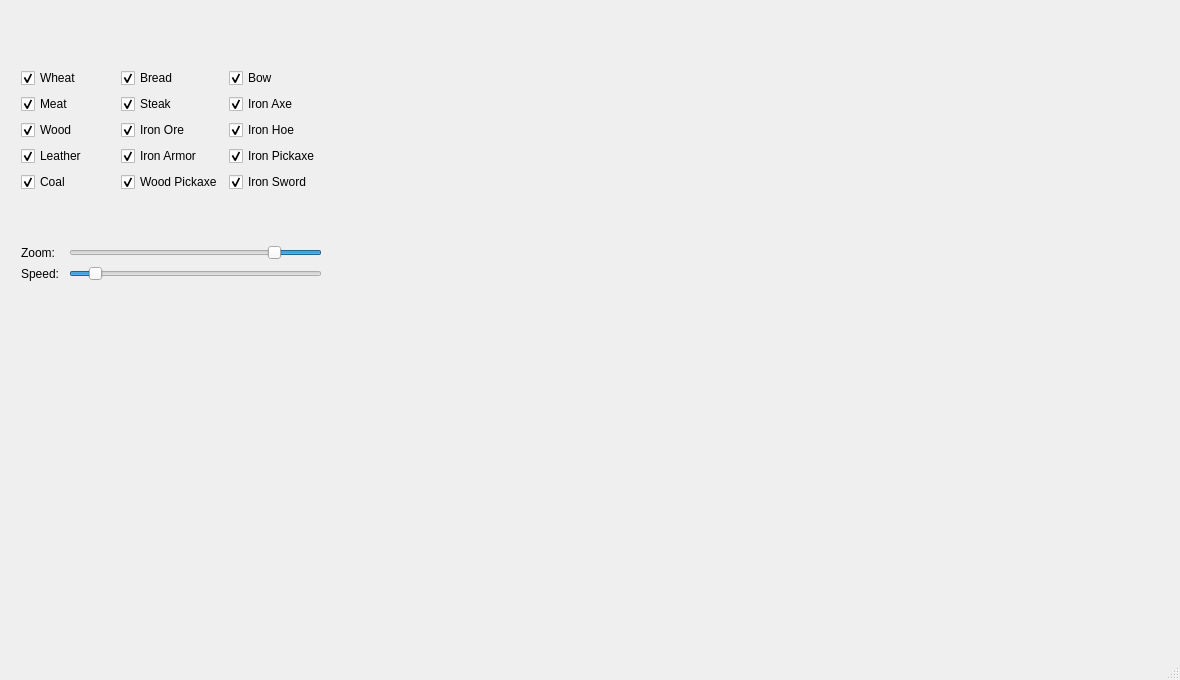
Above: EconomicEngineDebugGUI/EconomicEngineDebugGUI.ui from ZeCroque/EconomicEngine before the change. Below: the same form after it.
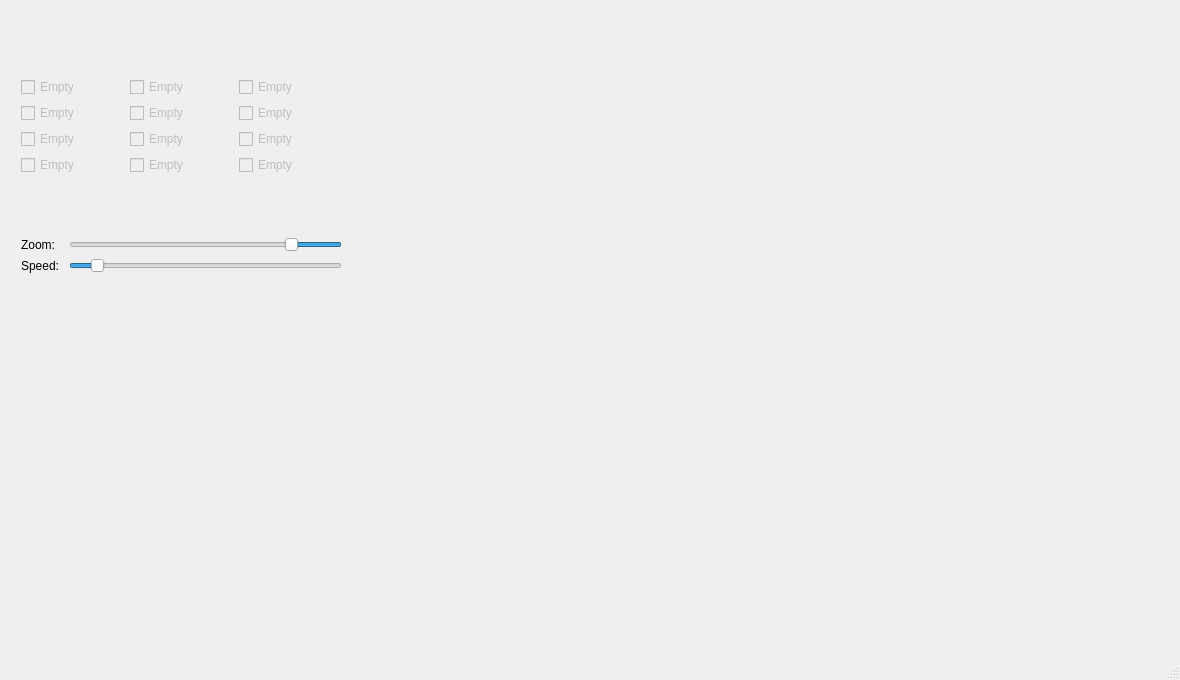
That is the form after the change. Custom widgets are drawn as their Qt base class.

The edit to the form file:
```diff
--- a/EconomicEngineDebugGUI/EconomicEngineDebugGUI.ui
+++ b/EconomicEngineDebugGUI/EconomicEngineDebugGUI.ui
@@ -37,7 +37,7 @@
      <rect>
       <x>10</x>
       <y>10</y>
-      <width>1159</width>
+      <width>1179</width>
       <height>341</height>
      </rect>
     </property>
@@ -45,216 +45,270 @@
      <item>
       <layout class="QVBoxLayout" name="layGraphParam">
        <item>
-        <layout class="QHBoxLayout" name="layGraphChBx">
-         <item>
-          <layout class="QVBoxLayout" name="LayOne">
-           <item>
-            <widget class="GraphManager" name="chBxGraphWheat">
+        <layout class="QGridLayout" name="layChBx">
+         <item row="0" column="0">
+          <widget class="GraphManager" name="chBxGraph">
+           <property name="enabled">
+            <bool>false</bool>
+           </property>
              <property name="cursor">
               <cursorShape>PointingHandCursor</cursorShape>
              </property>
              <property name="text">
-              <string>Wheat</string>
-             </property>
+            <string>Empty</string>
+           </property>
+           <property name="checkable">
+            <bool>false</bool>
+           </property>
              <property name="checked">
-              <bool>true</bool>
+            <bool>false</bool>
              </property>
              <property name="graphIndex" stdset="0">
               <number>0</number>
              </property>
             </widget>
            </item>
-           <item>
-            <widget class="GraphManager" name="chBxGraphMeat">
-             <property name="cursor">
-              <cursorShape>PointingHandCursor</cursorShape>
-             </property>
-             <property name="text">
-              <string>Meat</string>
-             </property>
-             <property name="checked">
-              <bool>true</bool>
-             </property>
-            </widget>
-           </item>
-           <item>
-            <widget class="GraphManager" name="chBxGraphWood">
+         <item row="0" column="1">
+          <widget class="GraphManager" name="chBxGraph_2">
+           <property name="enabled">
+            <bool>false</bool>
+           </property>
              <property name="cursor">
               <cursorShape>PointingHandCursor</cursorShape>
              </property>
              <property name="text">
-              <string>Wood</string>
-             </property>
-             <property name="checked">
-              <bool>true</bool>
-             </property>
-            </widget>
-           </item>
-           <item>
-            <widget class="GraphManager" name="chBxGraphLeather">
-             <property name="cursor">
-              <cursorShape>PointingHandCursor</cursorShape>
-             </property>
-             <property name="text">
-              <string>Leather</string>
-             </property>
+            <string>Empty</string>
+           </property>
+           <property name="checkable">
+            <bool>false</bool>
+           </property>
              <property name="checked">
-              <bool>true</bool>
-             </property>
-            </widget>
-           </item>
-           <item>
-            <widget class="GraphManager" name="chBxGraphCoal">
-             <property name="cursor">
-              <cursorShape>PointingHandCursor</cursorShape>
-             </property>
-             <property name="text">
-              <string>Coal</string>
-             </property>
-             <property name="checked">
-              <bool>true</bool>
-             </property>
-            </widget>
-           </item>
-          </layout>
-         </item>
-         <item>
-          <layout class="QVBoxLayout" name="LayTwo">
-           <item>
-            <widget class="GraphManager" name="chBxGraphBread">
+            <bool>false</bool>
+           </property>
+           <property name="graphIndex" stdset="0">
+            <number>0</number>
+           </property>
+          </widget>
+         </item>
+         <item row="0" column="2">
+          <widget class="GraphManager" name="chBxGraph_3">
+           <property name="enabled">
+            <bool>false</bool>
+           </property>
              <property name="cursor">
               <cursorShape>PointingHandCursor</cursorShape>
              </property>
              <property name="text">
-              <string>Bread</string>
-             </property>
+            <string>Empty</string>
+           </property>
+           <property name="checkable">
+            <bool>false</bool>
+           </property>
              <property name="checked">
-              <bool>true</bool>
-             </property>
-            </widget>
-           </item>
-           <item>
-            <widget class="GraphManager" name="chBxGraphSteak">
+            <bool>false</bool>
+           </property>
+           <property name="graphIndex" stdset="0">
+            <number>0</number>
+           </property>
+          </widget>
+         </item>
+         <item row="1" column="0">
+          <widget class="GraphManager" name="chBxGraph_4">
+           <property name="enabled">
+            <bool>false</bool>
+           </property>
              <property name="cursor">
               <cursorShape>PointingHandCursor</cursorShape>
              </property>
              <property name="text">
-              <string>Steak</string>
-             </property>
+            <string>Empty</string>
+           </property>
+           <property name="checkable">
+            <bool>false</bool>
+           </property>
              <property name="checked">
-              <bool>true</bool>
-             </property>
-            </widget>
-           </item>
-           <item>
-            <widget class="GraphManager" name="chBxGraphIronOre">
+            <bool>false</bool>
+           </property>
+           <property name="graphIndex" stdset="0">
+            <number>0</number>
+           </property>
+          </widget>
+         </item>
+         <item row="1" column="1">
+          <widget class="GraphManager" name="chBxGraph_5">
+           <property name="enabled">
+            <bool>false</bool>
+           </property>
              <property name="cursor">
               <cursorShape>PointingHandCursor</cursorShape>
              </property>
              <property name="text">
-              <string>Iron Ore</string>
-             </property>
+            <string>Empty</string>
+           </property>
+           <property name="checkable">
+            <bool>false</bool>
+           </property>
              <property name="checked">
-              <bool>true</bool>
-             </property>
-            </widget>
-           </item>
-           <item>
-            <widget class="GraphManager" name="chBxGraphIronArmor">
+            <bool>false</bool>
+           </property>
+           <property name="graphIndex" stdset="0">
+            <number>0</number>
+           </property>
+          </widget>
+         </item>
+         <item row="1" column="2">
+          <widget class="GraphManager" name="chBxGraph_6">
+           <property name="enabled">
+            <bool>false</bool>
+           </property>
              <property name="cursor">
               <cursorShape>PointingHandCursor</cursorShape>
              </property>
              <property name="text">
-              <string>Iron Armor</string>
-             </property>
+            <string>Empty</string>
+           </property>
+           <property name="checkable">
+            <bool>false</bool>
+           </property>
              <property name="checked">
-              <bool>true</bool>
-             </property>
-            </widget>
-           </item>
-           <item>
-            <widget class="GraphManager" name="chBxGraphWoodPickaxe">
+            <bool>false</bool>
+           </property>
+           <property name="graphIndex" stdset="0">
+            <number>0</number>
+           </property>
+          </widget>
+         </item>
+         <item row="2" column="0">
+          <widget class="GraphManager" name="chBxGraph_7">
+           <property name="enabled">
+            <bool>false</bool>
+           </property>
              <property name="cursor">
               <cursorShape>PointingHandCursor</cursorShape>
              </property>
              <property name="text">
-              <string>Wood Pickaxe</string>
-             </property>
+            <string>Empty</string>
+           </property>
+           <property name="checkable">
+            <bool>false</bool>
+           </property>
              <property name="checked">
-              <bool>true</bool>
-             </property>
-            </widget>
-           </item>
-          </layout>
-         </item>
-         <item>
-          <layout class="QVBoxLayout" name="LayThree">
-           <item>
-            <widget class="GraphManager" name="chBxGraphBow">
+            <bool>false</bool>
+           </property>
+           <property name="graphIndex" stdset="0">
+            <number>0</number>
+           </property>
+          </widget>
+         </item>
+         <item row="2" column="1">
+          <widget class="GraphManager" name="chBxGraph_8">
+           <property name="enabled">
+            <bool>false</bool>
+           </property>
              <property name="cursor">
               <cursorShape>PointingHandCursor</cursorShape>
              </property>
              <property name="text">
-              <string>Bow</string>
-             </property>
+            <string>Empty</string>
+           </property>
+           <property name="checkable">
+            <bool>false</bool>
+           </property>
              <property name="checked">
-              <bool>true</bool>
-             </property>
-            </widget>
-           </item>
-           <item>
-            <widget class="GraphManager" name="chBxGraphIronAxe">
+            <bool>false</bool>
+           </property>
+           <property name="graphIndex" stdset="0">
+            <number>0</number>
+           </property>
+          </widget>
+         </item>
+         <item row="2" column="2">
+          <widget class="GraphManager" name="chBxGraph_9">
+           <property name="enabled">
+            <bool>false</bool>
+           </property>
              <property name="cursor">
               <cursorShape>PointingHandCursor</cursorShape>
              </property>
              <property name="text">
-              <string>Iron Axe</string>
-             </property>
+            <string>Empty</string>
+           </property>
+           <property name="checkable">
+            <bool>false</bool>
+           </property>
              <property name="checked">
-              <bool>true</bool>
-             </property>
-            </widget>
-           </item>
-           <item>
-            <widget class="GraphManager" name="chBxGraphIronHoe">
+            <bool>false</bool>
+           </property>
+           <property name="graphIndex" stdset="0">
+            <number>0</number>
+           </property>
+          </widget>
+         </item>
+         <item row="3" column="0">
+          <widget class="GraphManager" name="chBxGraph_10">
+           <property name="enabled">
+            <bool>false</bool>
+           </property>
              <property name="cursor">
               <cursorShape>PointingHandCursor</cursorShape>
              </property>
              <property name="text">
-              <string>Iron Hoe</string>
-             </property>
+            <string>Empty</string>
+           </property>
+           <property name="checkable">
+            <bool>false</bool>
+           </property>
              <property name="checked">
-              <bool>true</bool>
-             </property>
-            </widget>
-           </item>
-           <item>
-            <widget class="GraphManager" name="chBxGraphIronPickaxe">
+            <bool>false</bool>
+           </property>
+           <property name="graphIndex" stdset="0">
+            <number>0</number>
+           </property>
+          </widget>
+         </item>
+         <item row="3" column="1">
+          <widget class="GraphManager" name="chBxGraph_11">
+           <property name="enabled">
+            <bool>false</bool>
+           </property>
              <property name="cursor">
               <cursorShape>PointingHandCursor</cursorShape>
              </property>
              <property name="text">
-              <string>Iron Pickaxe</string>
-             </property>
+            <string>Empty</string>
+           </property>
+           <property name="checkable">
+            <bool>false</bool>
+           </property>
              <property name="checked">
-              <bool>true</bool>
-             </property>
-            </widget>
-           </item>
-           <item>
-            <widget class="GraphManager" name="chBxGraphIronSword">
+            <bool>false</bool>
+           </property>
+           <property name="graphIndex" stdset="0">
+            <number>0</number>
+           </property>
+          </widget>
+         </item>
+         <item row="3" column="2">
+          <widget class="GraphManager" name="chBxGraph_12">
+           <property name="enabled">
+            <bool>false</bool>
+           </property>
              <property name="cursor">
               <cursorShape>PointingHandCursor</cursorShape>
              </property>
              <property name="text">
-              <string>Iron Sword</string>
-             </property>
+            <string>Empty</string>
+           </property>
+           <property name="checkable">
+            <bool>false</bool>
+           </property>
              <property name="checked">
-              <bool>true</bool>
-             </property>
-            </widget>
-           </item>
-          </layout>
+            <bool>false</bool>
+           </property>
+           <property name="graphIndex" stdset="0">
+            <number>0</number>
+           </property>
+          </widget>
          </item>
         </layout>
        </item>
```
Left out of the diff: 14 changed lines with no effect on the pictures. Lines whose indentation alone changed are shown as unchanged.
